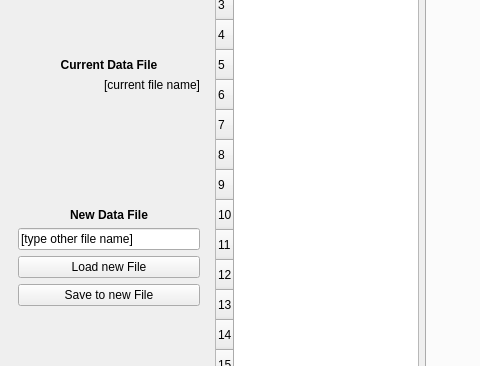
jkanev/treetime, file mainwindow.ui: the form before one commit; both pictures show x 0 to 480 and y 98 to 464 of the 1047 by 847 pixel window.
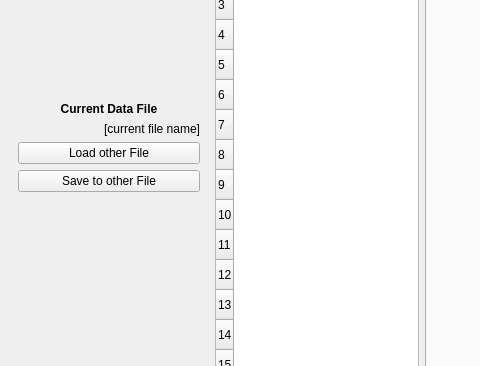
The form after the commit. The open tabs and pages were chosen to show the change.

Commit message:
Implemented loading and saving with file dialogs
Saving and loading a file was only possibly by writing the
complete name into a line edit. This is replaced by file
dialogs. All changes to the data (field, name, etc) are
immediately written to the file.

```diff
--- a/mainwindow.ui
+++ b/mainwindow.ui
@@ -105,53 +105,17 @@
           </property>
          </widget>
         </item>
-        <item>
-         <spacer name="verticalSpacer_13">
-          <property name="orientation">
-           <enum>Qt::Vertical</enum>
-          </property>
-          <property name="sizeHint" stdset="0">
-           <size>
-            <width>20</width>
-            <height>40</height>
-           </size>
-          </property>
-         </spacer>
-        </item>
-        <item>
-         <widget class="QLabel" name="label_6">
-          <property name="font">
-           <font>
-            <weight>75</weight>
-            <bold>true</bold>
-           </font>
-          </property>
-          <property name="text">
-           <string>New Data File</string>
-          </property>
-          <property name="alignment">
-           <set>Qt::AlignCenter</set>
-          </property>
-         </widget>
-        </item>
-        <item>
-         <widget class="QLineEdit" name="lineEditNewFileName">
-          <property name="text">
-           <string>[type other file name]</string>
-          </property>
-         </widget>
-        </item>
         <item>
          <widget class="QPushButton" name="pushButtonLoadFile">
           <property name="text">
-           <string>Load new File</string>
+           <string>Load other File</string>
           </property>
          </widget>
         </item>
         <item>
          <widget class="QPushButton" name="pushButtonSaveToFile">
           <property name="text">
-           <string>Save to new File</string>
+           <string>Save to other File</string>
           </property>
          </widget>
         </item>
```
Left out of the diff: 6 changed lines with no effect on the pictures. The commit also changes 4 other files.
